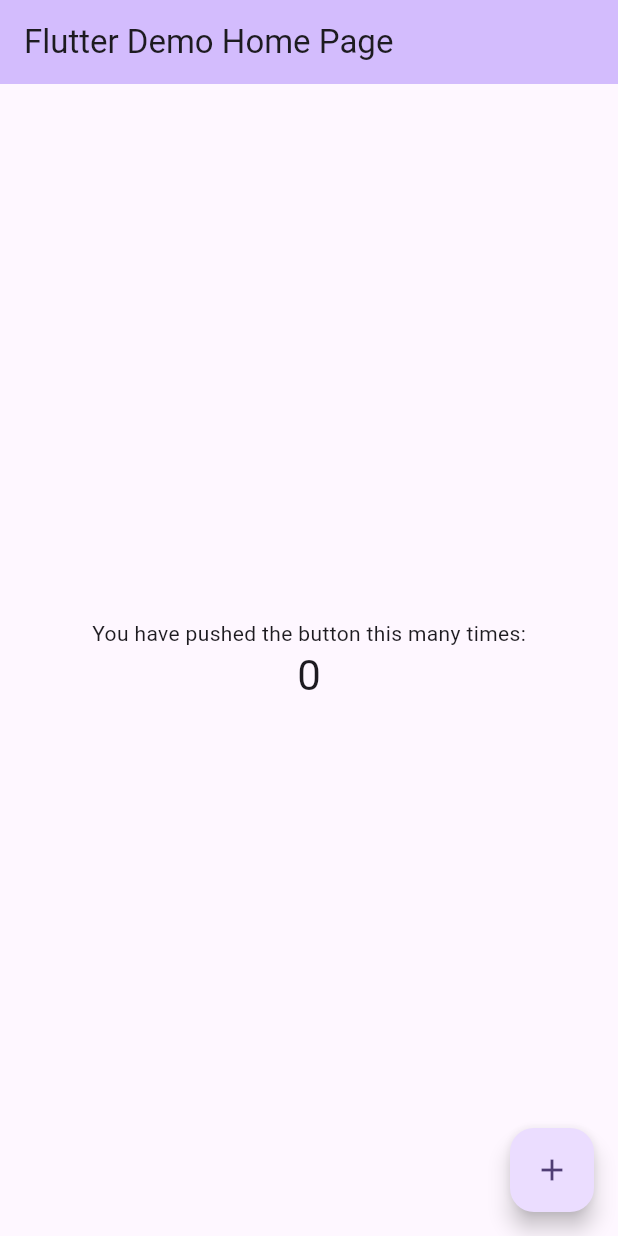
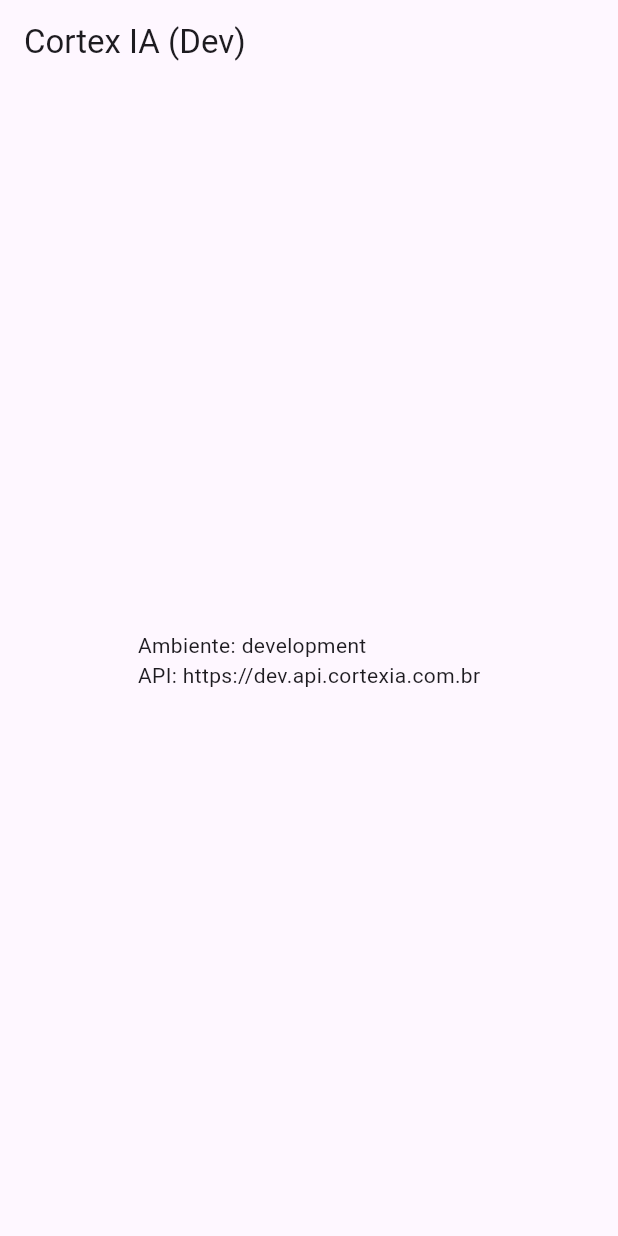
Before and after one commit to Neovexz/cortexIA_front_end_flutter, a Flutter app: the screen it shows after launch, on a phone screen of 412 x 824 dp. Run offline on Flutter 3.47's test engine with Material 3 defaults, Android fonts, the phone set to English and light mode, and no system bars.

Commit message:
:heavy_plus_sign: feat/19:adicionar estrutura inicial do frontend Flutter

```diff
--- /dev/null
+++ b/lib/config/app_config.dart
@@ -0,0 +1,35 @@
+enum AppEnvironment { development, staging, production }
+
+class AppConfig {
+  final String appName;
+  final String apiBaseUrl;
+  final AppEnvironment environment;
+  final bool enableLogging;
+
+  const AppConfig({
+    required this.appName,
+    required this.apiBaseUrl,
+    required this.environment,
+    this.enableLogging = false,
+  });
+
+  // Instâncias para cada ambiente
+  static const dev = AppConfig(
+    appName: 'Cortex IA (Dev)',
+    apiBaseUrl: 'https://dev.api.cortexia.com.br',
+    environment: AppEnvironment.development,
+    enableLogging: true,
+  );
+
+  static const staging = AppConfig(
+    appName: 'Cortex IA (Homologação)',
+    apiBaseUrl: 'https://staging.api.cortexia.com.br',
+    environment: AppEnvironment.staging,
+  );
+
+  static const prod = AppConfig(
+    appName: 'Cortex IA',
+    apiBaseUrl: 'https://api.cortexia.com.br',
+    environment: AppEnvironment.production,
+  );
+}
--- /dev/null
+++ b/lib/core/constants/colors.dart
@@ -0,0 +1,8 @@
+import 'package:flutter/material.dart';
+
+class AppColors {
+  static const primary = Color(0xFF1565C0);
+  static const secondary = Color(0xFF42A5F5);
+  static const background = Color(0xFFF5F5F5);
+  static const textPrimary = Colors.black87;
+}
--- a/lib/main.dart
+++ b/lib/main.dart
@@ -1,125 +1,45 @@
 import 'package:flutter/material.dart';
+import 'package:front_end_flutter_cortex_ia/config/app_config.dart';
+import 'package:front_end_flutter_cortex_ia/core/constants/colors.dart';
+
 
 void main() {
-  runApp(const MyApp());
+  // Escolha o ambiente atual:
+  final config = AppConfig.dev;
+
+  runApp(MyApp(config: config));
 }
 
 class MyApp extends StatelessWidget {
-  const MyApp({super.key});
+  final AppConfig config;
 
-  // This widget is the root of your application.
+  const MyApp({super.key, required this.config});
+
   @override
   Widget build(BuildContext context) {
     return MaterialApp(
-      title: 'Flutter Demo',
+      title: config.appName,
       theme: ThemeData(
-        // This is the theme of your application.
-        //
-        // TRY THIS: Try running your application with "flutter run". You'll see
-        // the application has a purple toolbar. Then, without quitting the app,
-        // try changing the seedColor in the colorScheme below to Colors.green
-        // and then invoke "hot reload" (save your changes or press the "hot
-        // reload" button in a Flutter-supported IDE, or press "r" if you used
-        // the command line to start the app).
-        //
-        // Notice that the counter didn't reset back to zero; the application
-        // state is not lost during the reload. To reset the state, use hot
-        // restart instead.
-        //
-        // This works for code too, not just values: Most code changes can be
-        // tested with just a hot reload.
-        colorScheme: ColorScheme.fromSeed(seedColor: Colors.deepPurple),
-        useMaterial3: true,
+        primaryColor: AppColors.primary,
       ),
-      home: const MyHomePage(title: 'Flutter Demo Home Page'),
+      home: HomePage(config: config),
     );
   }
 }
 
-class MyHomePage extends StatefulWidget {
-  const MyHomePage({super.key, required this.title});
+class HomePage extends StatelessWidget {
+  final AppConfig config;
 
-  // This widget is the home page of your application. It is stateful, meaning
-  // that it has a State object (defined below) that contains fields that affect
-  // how it looks.
-
-  // This class is the configuration for the state. It holds the values (in this
-  // case the title) provided by the parent (in this case the App widget) and
-  // used by the build method of the State. Fields in a Widget subclass are
-  // always marked "final".
-
-  final String title;
-
-  @override
-  State<MyHomePage> createState() => _MyHomePageState();
-}
-
-class _MyHomePageState extends State<MyHomePage> {
-  int _counter = 0;
-
-  void _incrementCounter() {
-    setState(() {
-      // This call to setState tells the Flutter framework that something has
-      // changed in this State, which causes it to rerun the build method below
-      // so that the display can reflect the updated values. If we changed
-      // _counter without calling setState(), then the build method would not be
-      // called again, and so nothing would appear to happen.
-      _counter++;
-    });
-  }
+  const HomePage({super.key, required this.config});
 
   @override
   Widget build(BuildContext context) {
-    // This method is rerun every time setState is called, for instance as done
-    // by the _incrementCounter method above.
-    //
-    // The Flutter framework has been optimized to make rerunning build methods
-    // fast, so that you can just rebuild anything that needs updating rather
-    // than having to individually change instances of widgets.
     return Scaffold(
-      appBar: AppBar(
-        // TRY THIS: Try changing the color here to a specific color (to
-        // Colors.amber, perhaps?) and trigger a hot reload to see the AppBar
-        // change color while the other colors stay the same.
-        backgroundColor: Theme.of(context).colorScheme.inversePrimary,
-        // Here we take the value from the MyHomePage object that was created by
-        // the App.build method, and use it to set our appbar title.
-        title: Text(widget.title),
+      appBar: AppBar(title: Text(config.appName)),
+      body: Center(
+        child: Text(
+            'Ambiente: ${config.environment.name}\nAPI: ${config.apiBaseUrl}'),
       ),
-      body: Center(
-        // Center is a layout widget. It takes a single child and positions it
-        // in the middle of the parent.
-        child: Column(
-          // Column is also a layout widget. It takes a list of children and
-          // arranges them vertically. By default, it sizes itself to fit its
-          // children horizontally, and tries to be as tall as its parent.
-          //
-          // Column has various properties to control how it sizes itself and
-          // how it positions its children. Here we use mainAxisAlignment to
-          // center the children vertically; the main axis here is the vertical
-          // axis because Columns are vertical (the cross axis would be
-          // horizontal).
-          //
-          // TRY THIS: Invoke "debug painting" (choose the "Toggle Debug Paint"
-          // action in the IDE, or press "p" in the console), to see the
-          // wireframe for each widget.
-          mainAxisAlignment: MainAxisAlignment.center,
-          children: <Widget>[
-            const Text(
-              'You have pushed the button this many times:',
-            ),
-            Text(
-              '$_counter',
-              style: Theme.of(context).textTheme.headlineMedium,
-            ),
-          ],
-        ),
-      ),
-      floatingActionButton: FloatingActionButton(
-        onPressed: _incrementCounter,
-        tooltip: 'Increment',
-        child: const Icon(Icons.add),
-      ), // This trailing comma makes auto-formatting nicer for build methods.
     );
   }
 }
```
Also changed, not shown: 2 other files.
